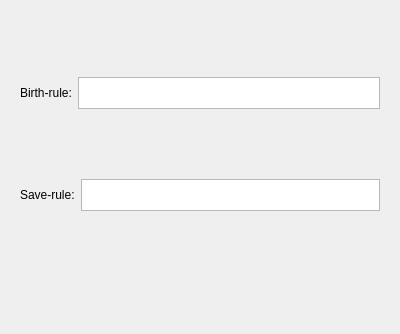
This is lab2/App/ui/rule/rule.ui in BigCubeCat/22209-Bitochkin as Qt 5 draws it before an edit. The edited form follows.
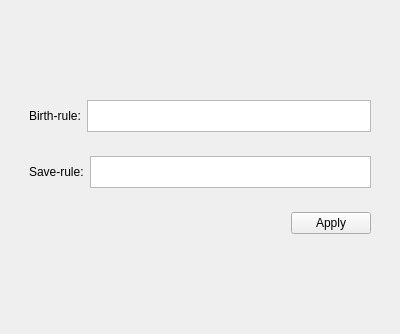
This is the edited form.

Patch:
```diff
--- a/lab2/App/ui/rule/rule.ui
+++ b/lab2/App/ui/rule/rule.ui
@@ -15,6 +15,13 @@
   </property>
   <layout class="QVBoxLayout" name="verticalLayout_2">
    <item>
+    <widget class="QWidget" name="" native="true">
+     <property name="sizePolicy">
+      <sizepolicy hsizetype="Preferred" vsizetype="Maximum">
+       <horstretch>0</horstretch>
+       <verstretch>0</verstretch>
+      </sizepolicy>
+     </property>
     <layout class="QVBoxLayout" name="verticalLayout">
      <item>
       <widget class="QWidget" name="horizontalWidget_2" native="true">
@@ -44,21 +51,14 @@
        </layout>
       </widget>
      </item>
-     <item>
-      <widget class="QLabel" name="birthError">
-       <property name="maximumSize">
-        <size>
-         <width>16777215</width>
-         <height>40</height>
-        </size>
-       </property>
-       <property name="text">
-        <string/>
-       </property>
-      </widget>
-     </item>
      <item>
       <widget class="QWidget" name="horizontalWidget" native="true">
+        <property name="sizePolicy">
+         <sizepolicy hsizetype="Preferred" vsizetype="Maximum">
+          <horstretch>0</horstretch>
+          <verstretch>0</verstretch>
+         </sizepolicy>
+        </property>
        <property name="maximumSize">
         <size>
          <width>16777215</width>
@@ -87,19 +87,39 @@
       </widget>
      </item>
      <item>
-      <widget class="QLabel" name="label_3">
-       <property name="maximumSize">
+       <widget class="QWidget" name="horizontalWidget" native="true">
+        <property name="sizePolicy">
+         <sizepolicy hsizetype="Preferred" vsizetype="Maximum">
+          <horstretch>0</horstretch>
+          <verstretch>0</verstretch>
+         </sizepolicy>
+        </property>
+        <layout class="QHBoxLayout" name="horizontalLayout_3">
+         <item>
+          <spacer name="horizontalSpacer">
+           <property name="orientation">
+            <enum>Qt::Horizontal</enum>
+           </property>
+           <property name="sizeHint" stdset="0">
         <size>
-         <width>16777215</width>
-         <height>40</height>
-        </size>
-       </property>
+             <width>40</width>
+             <height>20</height>
+            </size>
+           </property>
+          </spacer>
+         </item>
+         <item>
+          <widget class="QPushButton" name="applyButton">
        <property name="text">
-        <string/>
+            <string>Apply</string>
        </property>
       </widget>
      </item>
     </layout>
+       </widget>
+      </item>
+     </layout>
+    </widget>
    </item>
   </layout>
  </widget>
```
Lines whose indentation alone changed are shown as unchanged.
